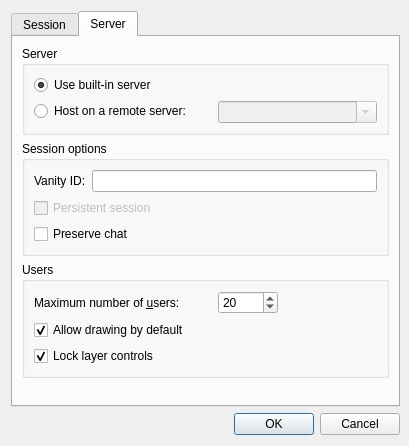
drawpile/Drawpile, file src/client/ui/hostdialog.ui: the form before one commit.
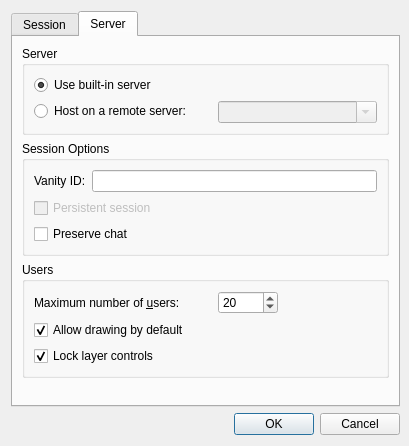
The form after the commit. The open tabs and pages were chosen to show the change. Icons and pictures are not drawn. Custom widgets are drawn as their Qt base class.

What changed in the file:
```diff
--- a/src/client/ui/hostdialog.ui
+++ b/src/client/ui/hostdialog.ui
@@ -478,7 +478,7 @@
        <item>
         <widget class="QGroupBox" name="groupBox_5">
          <property name="title">
-          <string>Session options</string>
+          <string>Session Options</string>
          </property>
          <property name="flat">
           <bool>true</bool>
```
Left out of the diff: 2 changed lines with no effect on the pictures.
